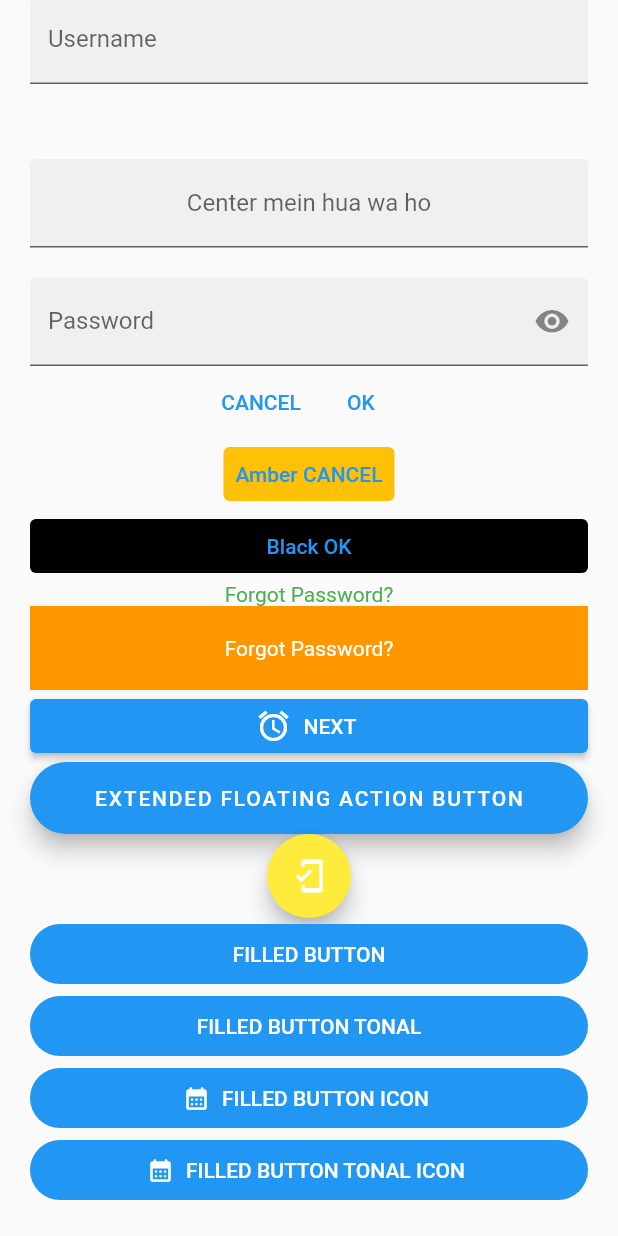
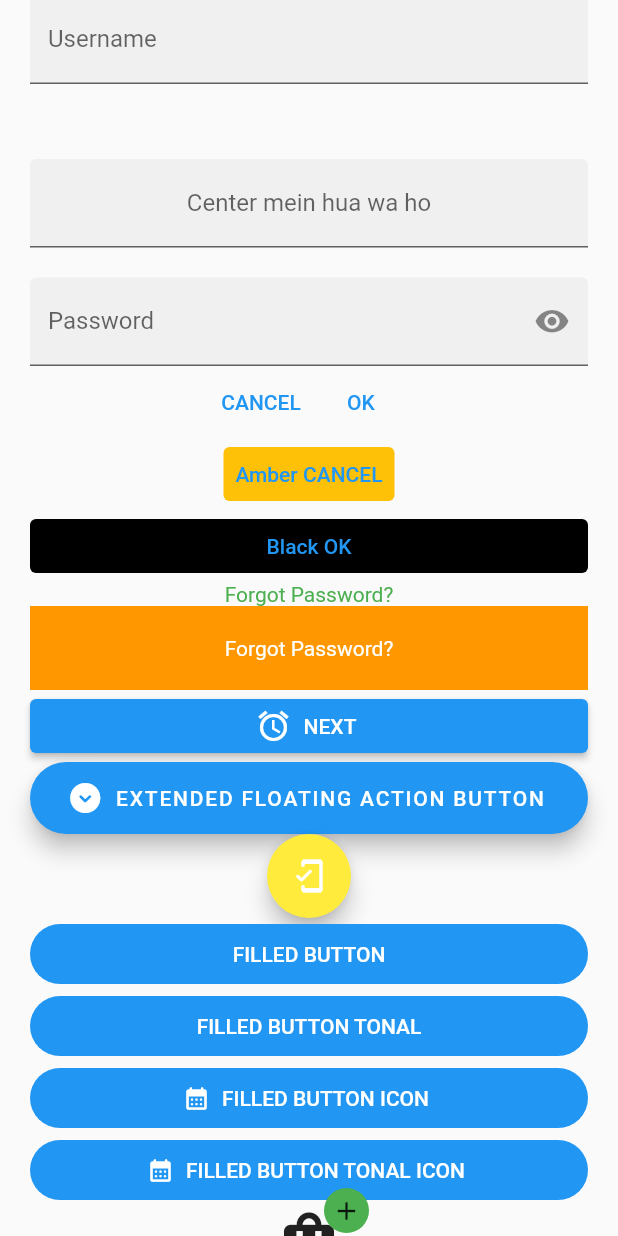
Before and after one commit to AshnahKhalidKhan/Flutter-Midterm-Practice, a Flutter app: the screen it shows after launch, scrolled down 305 dp, on a phone screen of 412 x 824 dp. Run offline on Flutter 3.47's test engine with Material 2 defaults, Android fonts, the phone set to English and light mode, and no system bars; network calls fail.

Commit message:
Buttons done I guess

```diff
--- a/lib/Widgets/CodeLab1Buttons.dart
+++ b/lib/Widgets/CodeLab1Buttons.dart
@@ -213,6 +213,7 @@ class _CodeLab1ButtonsSideBySideState extends State<CodeLab1ButtonsSideBySide>
           (
             onPressed: () {},
             label: Text("EXTENDED FLOATING ACTION BUTTON"),
+            icon: Icon(Icons.expand_circle_down_rounded),
           ),
           FloatingActionButton
           (
@@ -242,6 +243,22 @@ class _CodeLab1ButtonsSideBySideState extends State<CodeLab1ButtonsSideBySide>
             icon: Icon(Icons.calendar_month_rounded),
             label: Text("FILLED BUTTON TONAL ICON"),
           ),
+          Column
+          (
+            crossAxisAlignment: CrossAxisAlignment.center,
+             children:
+             [
+              Badge
+              (
+                backgroundColor: Colors.green,
+                smallSize: 30.0,
+                largeSize: 30.0,
+                offset: Offset(15.0, -5.0),
+                label: Icon(Icons.add, size: 20.0),
+                child: Icon(Icons.shopping_bag_rounded, size: 50.0),
+              ),
+            ]
+          ),
         ],
       ),
     );
```
